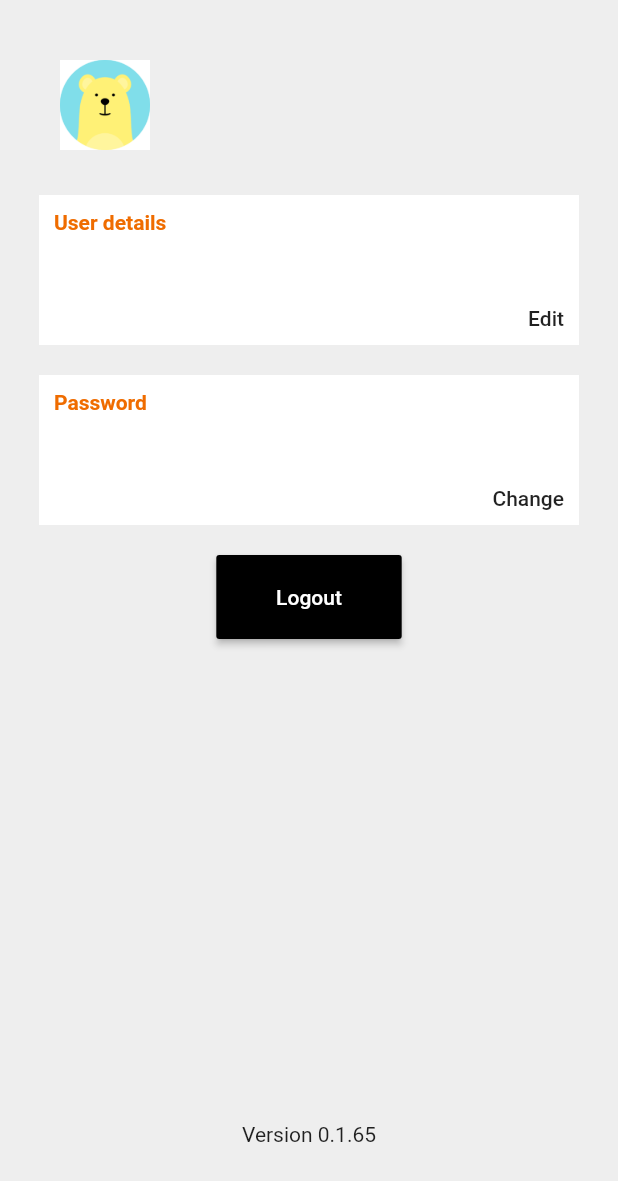
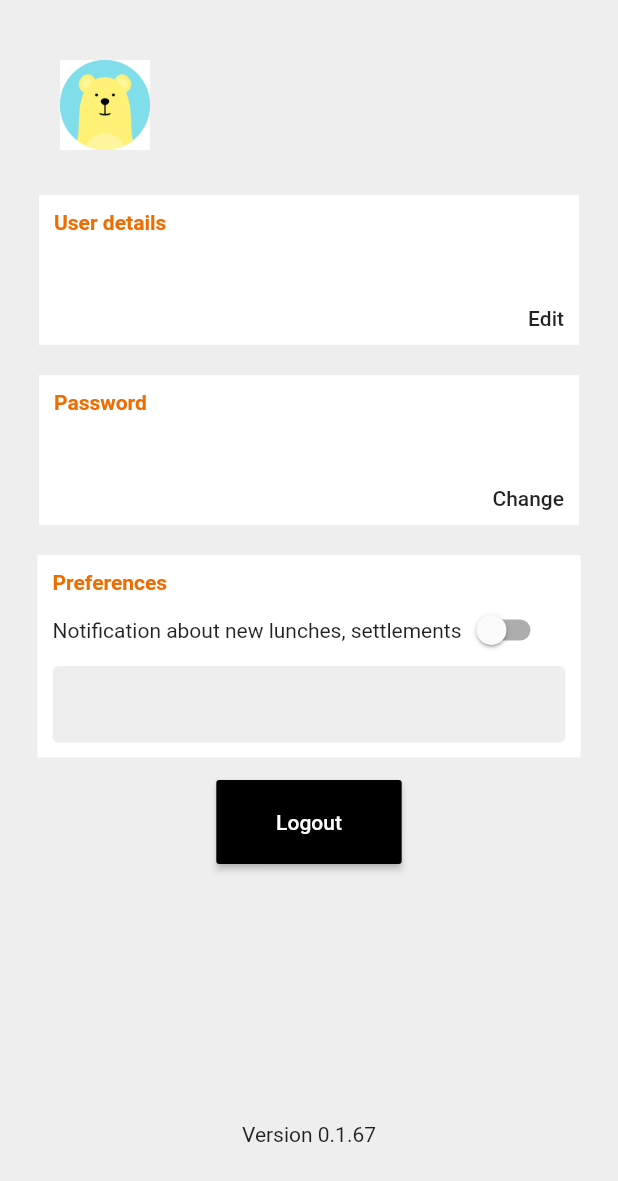
Before and after one commit to kadamowi/lunch_team, a Flutter app: the UserDetailsScreen screen opened directly, on a phone screen of 412 x 824 dp. Shown: the top 1181 px of the screen. Run offline on Flutter 3.47's test engine with Material 2 defaults, Android fonts, the light colour scheme and no system bars; our stand-ins replace badges, cached_network_image, datetime_picker_formfield, firebase_messaging, package_info, shared_preferences; accounts and stored records are empty; network calls fail.

Commit message:
FCM notifications

```diff
--- a/lib/data/LoginApi.dart
+++ b/lib/data/LoginApi.dart
@@ -13,6 +13,7 @@ import 'package:lunch_team/model/globals.dart' as globals;
 Future<LoginUser> getSavedUser() async {
   SharedPreferences prefs = await SharedPreferences.getInstance();
   globals.versionInfo = await PackageInfo.fromPlatform();
+  //return new LoginUser(username: '',password: '');
   return new LoginUser(
       username: (prefs.getString('username') ?? ''),
       password: (prefs.getString('password') ?? ''));
--- a/lib/model/globals.dart
+++ b/lib/model/globals.dart
@@ -36,3 +36,4 @@ final Map statusColors = {
 
 DateTime dateFrom = DateTime.now().add(Duration(days: -5));
 DateTime dateTo = DateTime.now().add(Duration(days: 2));
+String token = 'token';
--- a/lib/screens/SplashScreen.dart
+++ b/lib/screens/SplashScreen.dart
@@ -5,7 +5,6 @@ import 'package:lunch_team/screens/HomePageScreen.dart';
 import 'package:lunch_team/request/LoginRequest.dart';
 import 'package:lunch_team/screens/LoginScreen.dart';
 import 'package:lunch_team/model/globals.dart' as globals;
-
 
 class SplashScreen extends StatefulWidget {
   @override
--- a/lib/screens/UserDetailsScreen.dart
+++ b/lib/screens/UserDetailsScreen.dart
@@ -14,6 +14,7 @@ class UserDetailsScreen extends StatefulWidget {
 
 class _UserDetailsScreenState extends State<UserDetailsScreen> {
   String message = '';
+  bool notification = false;
 
   @override
   Widget build(BuildContext context) {
@@ -140,7 +141,51 @@ class _UserDetailsScreenState extends State<UserDetailsScreen> {
                 },
               ),
               SizedBox(
-                height: 20,
+                height: 5,
+              ),
+              Container(
+                color: Colors.white,
+                margin: EdgeInsets.all(15),
+                padding: EdgeInsets.all(10),
+                //height: 200,
+                child: Column(
+                  children: <Widget>[
+                    Align(
+                      alignment: Alignment.topLeft,
+                      child: Text('Preferences',
+                        style: TextStyle(
+                            color: Colors.orange[800],
+                            fontWeight: FontWeight.bold
+                        )                        ),
+                    ),
+                    Row(
+                      children: <Widget>[
+                        Text('Notification about new lunches, settlements'),
+                        Switch(
+                          value: notification,
+                          onChanged: (value) {
+                            setState(() {
+                              notification = value;
+                            });
+                          },
+                          activeTrackColor: Colors.lightGreenAccent,
+                          activeColor: Colors.green,
+                        ),
+                      ],
+                    ),
+                    TextFormField(
+                      decoration: InputDecoration(
+                        contentPadding: const EdgeInsets.all(16.0),
+                        border: OutlineInputBorder(borderSide: BorderSide.none),
+                        filled: true,
+                        fillColor: Colors.grey[200],
+                      ),
+                      initialValue: globals.token,
+                      //keyboardType: TextInputType.multiline,
+                      //maxLines: null,
+                    ),
+                  ],
+                )
               ),
               SizedBox(
                 width: MediaQuery.of(context).size.width * 0.3,
```
Also changed, not shown: lib/screens/HomePageScreen.dart (+49 -2 lines), pubspec.yaml (+4 -4 lines), pubspec.lock, 2 other files.
